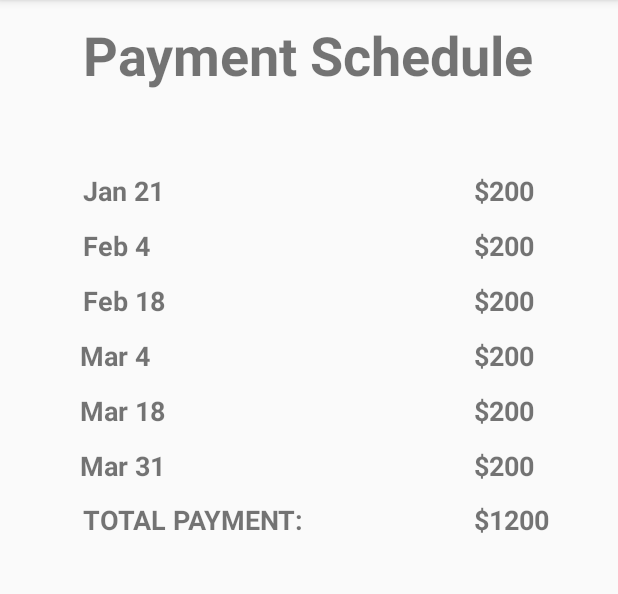
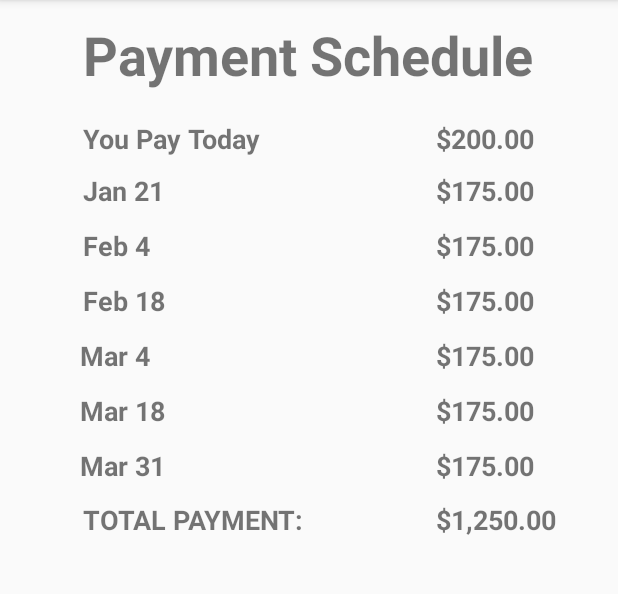
Before and after one commit to violetaria/FlyAway, an Android app: the PaymentSummary screen opened directly, with no data from a screen before it, after a tap on "View Payment Schedule", on a phone screen of 412 x 824 dp, the part 84-678 px from its top. Run offline under Robolectric (Android 15) with nearby library versions, the phone set to English and light mode, and no system bars.

Commit message:
update payment schedule with data from previous screen

```diff
--- a/app/src/main/java/com/flyaway/app/PaymentSchedule.java
+++ b/app/src/main/java/com/flyaway/app/PaymentSchedule.java
@@ -1,13 +1,55 @@
 package com.flyaway.app;
 
+import android.os.Bundle;
 import android.support.v7.app.AppCompatActivity;
-import android.os.Bundle;
+import android.widget.TextView;
+
+import java.text.NumberFormat;
+import java.util.Locale;
 
 public class PaymentSchedule extends AppCompatActivity {
+    TextView tvPayTodayValue;
+    TextView tvPayment1;
+    TextView tvPayment2;
+    TextView tvPayment3;
+    TextView tvPayment4;
+    TextView tvPayment5;
+    TextView tvPayment6;
+    TextView tvTotalPaymentValue;
 
     @Override
     protected void onCreate(Bundle savedInstanceState) {
         super.onCreate(savedInstanceState);
         setContentView(R.layout.activity_payment_schedule);
+        Bundle bundle = getIntent().getExtras();
+        Double weeklyPayment = bundle.getDouble(PaymentSummary.WEEKLY_PAYMEMNT);
+        Double todaysPayment = bundle.getDouble(PaymentSummary.TODAYS_PAYMENT);
+        Double totalPayment = bundle.getDouble(PaymentSummary.TOTAL_PAYMENT);
+
+        NumberFormat format = NumberFormat.getCurrencyInstance(Locale.getDefault());
+
+        tvPayTodayValue = (TextView) findViewById(R.id.tvPayTodayValue);
+        tvPayTodayValue.setText(format.format(todaysPayment));
+
+        tvPayment1 = (TextView) findViewById(R.id.tvPayment1);
+        tvPayment1.setText(format.format(weeklyPayment));
+
+        tvPayment2 = (TextView) findViewById(R.id.tvPayment2);
+        tvPayment2.setText(format.format(weeklyPayment));
+
+        tvPayment3 = (TextView) findViewById(R.id.tvPayment3);
+        tvPayment3.setText(format.format(weeklyPayment));
+
+        tvPayment4 = (TextView) findViewById(R.id.tvPayment4);
+        tvPayment4.setText(format.format(weeklyPayment));
+
+        tvPayment5 = (TextView) findViewById(R.id.tvPayment5);
+        tvPayment5.setText(format.format(weeklyPayment));
+
+        tvPayment6 = (TextView) findViewById(R.id.tvPayment6);
+        tvPayment6.setText(format.format(weeklyPayment));
+
+        tvTotalPaymentValue = (TextView) findViewById(R.id.tvTotalPaymentValue);
+        tvTotalPaymentValue.setText(format.format(totalPayment));
     }
 }
--- a/app/src/main/java/com/flyaway/app/PaymentSummary.java
+++ b/app/src/main/java/com/flyaway/app/PaymentSummary.java
@@ -12,6 +12,11 @@ import java.util.Locale;
 import java.text.NumberFormat;
 
 public class PaymentSummary extends AppCompatActivity {
+    final static String WEEKLY_PAYMEMNT = "WEEKLY_PAYMENT";
+    final static String TODAYS_PAYMENT = "TODAYS_PAYMENT";
+    final static String TOTAL_PAYMENT = "TOTAL_PAYMENT";
+
+
     final static Integer MAX_SEEK_VALUE = 100;
     final static Double MIN_SERVICE_FEE = 200.00;
     Button addCardBtn;
@@ -20,6 +25,8 @@ public class PaymentSummary extends AppCompatActivity {
     TextView tvWeeklyPayments;
     TextView tvViewPaymentSchedule;
     Double totalPayment;
+    Double payTodayValue;
+    Double weeklyPayment;
 
     @Override
     protected void onCreate(Bundle savedInstanceState) {
@@ -27,13 +34,18 @@ public class PaymentSummary extends AppCompatActivity {
         setContentView(R.layout.activity_payment_summary);
 
         // TODO - get total payment from calling activity
-        totalPayment = 1200.00;
+        totalPayment = 1250.00;
+        payTodayValue = 200.00;
+        weeklyPayment = (totalPayment - payTodayValue) / 6;
 
-        tvViewPaymentSchedule = (TextView)findViewById(R.id.tvViewPaymentSchedule);
+        tvViewPaymentSchedule = (TextView)findViewById(R.id.tvPayment3);
         tvViewPaymentSchedule.setOnClickListener(new View.OnClickListener(){
             @Override
             public void onClick(View view) {
                 Intent intent = new Intent(getApplicationContext(), PaymentSchedule.class);
+                intent.putExtra(WEEKLY_PAYMEMNT, weeklyPayment);
+                intent.putExtra(TODAYS_PAYMENT, payTodayValue);
+                intent.putExtra(TOTAL_PAYMENT, totalPayment);
                 startActivity(intent);
             }
         });
@@ -47,7 +59,7 @@ public class PaymentSummary extends AppCompatActivity {
             }
         });
 
-        tvDueToday = (TextView)findViewById(R.id.tvDueToday);
+        tvDueToday = (TextView)findViewById(R.id.tvDate5);
         tvWeeklyPayments = (TextView)findViewById(R.id.tvWeeklyPayments);
         seekBar = (SeekBar)findViewById(R.id.seekBar);
         seekBar.setMax(MAX_SEEK_VALUE);
@@ -64,10 +76,10 @@ public class PaymentSummary extends AppCompatActivity {
             @Override
             public void onProgressChanged(SeekBar seekBar, int progress, boolean fromUser) {
                 NumberFormat format = NumberFormat.getCurrencyInstance(Locale.getDefault());
-                Double payTodayValue = MIN_SERVICE_FEE + (progress * 300.00) / 100.00;
+                payTodayValue = MIN_SERVICE_FEE + (progress * 300.00) / 100.00;
                 tvDueToday.setText(format.format(payTodayValue) + " Due Today");
 
-                Double weeklyPayment = (totalPayment - payTodayValue) / 6;
+                weeklyPayment = (totalPayment - payTodayValue) / 6;
                 tvWeeklyPayments.setText(format.format(weeklyPayment) + " Every Other Week");
 
             }
--- a/app/src/main/res/layout/activity_payment_schedule.xml
+++ b/app/src/main/res/layout/activity_payment_schedule.xml
@@ -7,7 +7,15 @@
     tools:context="com.flyaway.app.PaymentSchedule">
 
     <TextView
-        android:id="@+id/textView3"
+        android:id="@+id/tvPayTodayValue"
+        android:layout_width="wrap_content"
+        android:layout_height="wrap_content"
+        android:layout_above="@+id/tvPayment1"
+        android:layout_alignEnd="@+id/tvPaymentSchedule"
+        android:layout_alignTop="@+id/tvPayToday" android:text="$500"
+        android:textSize="18sp" android:textStyle="bold"/>
+    <TextView
+        android:id="@+id/tvPaymentSchedule"
         android:layout_width="wrap_content"
         android:layout_height="wrap_content"
         android:text="Payment Schedule"
@@ -19,154 +27,161 @@
         android:layout_marginTop="12dp" />
 
     <TextView
-        android:id="@+id/textView4"
+        android:id="@+id/tvDate1"
         android:layout_width="wrap_content"
         android:layout_height="wrap_content"
         android:text="Jan 21"
         android:textSize="18sp"
         android:textStyle="bold"
         android:layout_marginTop="54dp"
-        android:layout_below="@+id/textView3"
-        android:layout_alignStart="@+id/textView9" />
+        android:layout_below="@+id/tvPaymentSchedule" android:layout_alignStart="@+id/tvDate2"/>
 
     <TextView
-        android:id="@+id/textView6"
+        android:id="@+id/tvPayment1"
         android:layout_width="wrap_content"
         android:layout_height="wrap_content"
-        android:layout_alignBaseline="@+id/textView4"
-        android:layout_alignBottom="@+id/textView4"
-        android:layout_alignEnd="@+id/textView3"
+        android:layout_alignBaseline="@+id/tvDate1"
+        android:layout_alignBottom="@+id/tvDate1"
+        android:layout_alignEnd="@+id/tvPaymentSchedule"
         android:text="$200"
         android:textSize="18sp"
         android:textStyle="bold" />
 
     <TextView
-        android:id="@+id/textView9"
+        android:id="@+id/tvDate2"
         android:layout_width="wrap_content"
         android:layout_height="wrap_content"
-        android:layout_alignStart="@+id/textView10"
-        android:layout_below="@+id/textView4"
+        android:layout_alignStart="@+id/tvDate3"
+        android:layout_below="@+id/tvDate1"
         android:layout_marginTop="12dp"
         android:text="Feb 4"
         android:textSize="18sp"
         android:textStyle="bold" />
 
     <TextView
-        android:id="@+id/textView10"
+        android:id="@+id/tvDate3"
         android:layout_width="wrap_content"
         android:layout_height="wrap_content"
-        android:layout_alignStart="@+id/textView3"
-        android:layout_below="@+id/textView9"
+        android:layout_alignStart="@+id/tvPaymentSchedule"
+        android:layout_below="@+id/tvDate2"
         android:layout_marginTop="12dp"
         android:text="Feb 18"
         android:textSize="18sp"
         android:textStyle="bold" />
 
     <TextView
-        android:id="@+id/textView11"
+        android:id="@+id/tvDate4"
         android:layout_width="wrap_content"
         android:layout_height="wrap_content"
-        android:layout_alignEnd="@+id/textView9"
-        android:layout_below="@+id/textView10"
+        android:layout_alignEnd="@+id/tvDate2"
+        android:layout_below="@+id/tvDate3"
         android:layout_marginTop="12dp"
         android:text="Mar 4"
         android:textSize="18sp"
         android:textStyle="bold" />
 
     <TextView
-        android:id="@+id/tvDueToday"
+        android:id="@+id/tvDate5"
         android:layout_width="wrap_content"
         android:layout_height="wrap_content"
-        android:layout_alignStart="@+id/textView11"
-        android:layout_below="@+id/textView11"
+        android:layout_alignStart="@+id/tvDate4"
+        android:layout_below="@+id/tvDate4"
         android:layout_marginTop="12dp"
         android:text="Mar 18"
         android:textSize="18sp"
         android:textStyle="bold" />
 
     <TextView
-        android:id="@+id/textView13"
+        android:id="@+id/tvPayment2"
         android:layout_width="wrap_content"
         android:layout_height="wrap_content"
-        android:layout_alignStart="@+id/textView6"
-        android:layout_alignTop="@+id/textView9"
+        android:layout_alignStart="@+id/tvPayment1"
+        android:layout_alignTop="@+id/tvDate2"
         android:text="$200"
         android:textSize="18sp"
         android:textStyle="bold" />
 
     <TextView
-        android:id="@+id/tvViewPaymentSchedule"
+        android:id="@+id/tvPayment3"
         android:layout_width="wrap_content"
         android:layout_height="wrap_content"
-        android:layout_alignBaseline="@+id/textView10"
-        android:layout_alignBottom="@+id/textView10"
-        android:layout_alignStart="@+id/textView13"
+        android:layout_alignBaseline="@+id/tvDate3"
+        android:layout_alignBottom="@+id/tvDate3"
+        android:layout_alignStart="@+id/tvPayment2"
         android:text="$200"
         android:textSize="18sp"
         android:textStyle="bold" />
 
     <TextView
-        android:id="@+id/textView16"
+        android:id="@+id/tvPayment4"
         android:layout_width="wrap_content"
         android:layout_height="wrap_content"
-        android:layout_alignBaseline="@+id/textView11"
-        android:layout_alignBottom="@+id/textView11"
-        android:layout_alignEnd="@+id/tvViewPaymentSchedule"
+        android:layout_alignBaseline="@+id/tvDate4"
+        android:layout_alignBottom="@+id/tvDate4"
+        android:layout_alignEnd="@+id/tvPayment3"
         android:text="$200"
         android:textSize="18sp"
         android:textStyle="bold" />
 
     <TextView
-        android:id="@+id/textView17"
+        android:id="@+id/tvPayment5"
         android:layout_width="wrap_content"
         android:layout_height="wrap_content"
-        android:layout_alignBaseline="@+id/tvDueToday"
-        android:layout_alignBottom="@+id/tvDueToday"
-        android:layout_alignStart="@+id/textView16"
+        android:layout_alignBaseline="@+id/tvDate5"
+        android:layout_alignBottom="@+id/tvDate5"
+        android:layout_alignStart="@+id/tvPayment4"
         android:text="$200"
         android:textSize="18sp"
         android:textStyle="bold" />
 
     <TextView
-        android:id="@+id/textView22"
+        android:id="@+id/tvDate6"
         android:layout_width="wrap_content"
         android:layout_height="wrap_content"
-        android:layout_alignStart="@+id/tvDueToday"
-        android:layout_below="@+id/tvDueToday"
+        android:layout_alignStart="@+id/tvDate5"
+        android:layout_below="@+id/tvDate5"
         android:layout_marginTop="12dp"
         android:text="Mar 31"
         android:textSize="18sp"
         android:textStyle="bold" />
 
     <TextView
-        android:id="@+id/textView24"
+        android:id="@+id/tvPayment6"
         android:layout_width="wrap_content"
         android:layout_height="wrap_content"
-        android:layout_alignBottom="@+id/textView22"
-        android:layout_alignEnd="@+id/textView17"
+        android:layout_alignBottom="@+id/tvDate6"
+        android:layout_alignEnd="@+id/tvPayment5"
         android:text="$200"
         android:textSize="18sp"
         android:textStyle="bold" />
 
     <TextView
-        android:id="@+id/textView25"
+        android:id="@+id/tvTotalPayment"
         android:layout_width="wrap_content"
         android:layout_height="wrap_content"
-        android:layout_alignStart="@+id/textView10"
-        android:layout_below="@+id/tvDueToday"
+        android:layout_alignStart="@+id/tvDate3"
+        android:layout_below="@+id/tvDate5"
         android:layout_marginTop="48dp"
         android:text="TOTAL PAYMENT:"
         android:textSize="18sp"
-        android:textStyle="bold" />
+        android:textStyle="bold"/>
 
     <TextView
-        android:id="@+id/textView27"
+        android:id="@+id/tvTotalPaymentValue"
         android:layout_width="wrap_content"
         android:layout_height="wrap_content"
-        android:layout_alignBottom="@+id/textView25"
-        android:layout_alignStart="@+id/textView24"
-        android:text="$1200"
-        android:textSize="18sp"
-        android:textStyle="bold" />
+        android:layout_alignBottom="@+id/tvTotalPaymentValue"
+        android:layout_alignStart="@+id/tvPayment6"
+        android:layout_alignTop="@+id/tvTotalPayment"
+        android:layout_below="@+id/tvPayment6"
+        android:text="$1200" android:textSize="18sp"
+        android:textStyle="bold"/>
+    <TextView
+        android:id="@+id/tvPayToday"
+        android:layout_width="wrap_content"
+        android:layout_height="wrap_content" android:layout_above="@+id/tvPayment1"
+        android:layout_alignLeft="@+id/tvPaymentSchedule" android:layout_alignStart="@+id/tvDate1"
+        android:layout_marginBottom="10dp"
+        android:text="@string/pay_today" android:textSize="18sp" android:textStyle="bold"/>
 
 </RelativeLayout>
--- a/app/src/main/res/layout/activity_payment_summary.xml
+++ b/app/src/main/res/layout/activity_payment_summary.xml
@@ -7,36 +7,36 @@
     tools:context="com.flyaway.app.PaymentSummary">
 
     <TextView
-        android:id="@+id/textView17"
+        android:id="@+id/tvPayment5"
         android:layout_width="wrap_content"
         android:layout_height="wrap_content"
-        android:layout_below="@+id/textView11"
+        android:layout_below="@+id/tvDate4"
         android:layout_marginTop="12dp"
         android:layout_toEndOf="@+id/textView7"
         android:text="200"
         android:textSize="10sp" />
 
     <TextView
-        android:id="@+id/textView10"
+        android:id="@+id/tvDate3"
         android:layout_width="wrap_content"
         android:layout_height="wrap_content"
-        android:layout_above="@+id/textView6"
+        android:layout_above="@+id/tvPayment1"
         android:layout_alignParentEnd="true"
         android:layout_marginEnd="80dp"
-        android:text="$1,200.00"
+        android:text="$1,250.00"
         android:textSize="18sp"/>
 
     <TextView
-        android:id="@+id/textView9"
+        android:id="@+id/tvDate2"
         android:layout_width="wrap_content"
         android:layout_height="wrap_content"
-        android:layout_alignBottom="@+id/textView6"
-        android:layout_alignEnd="@+id/textView10"
+        android:layout_alignBottom="@+id/tvPayment1"
+        android:layout_alignEnd="@+id/tvDate3"
         android:text="$200.00"
         android:textSize="18sp" />
 
     <TextView
-        android:id="@+id/textView3"
+        android:id="@+id/tvPaymentSchedule"
         android:layout_width="wrap_content"
         android:layout_height="wrap_content"
         android:text="Payment Summary"
@@ -52,11 +52,11 @@
         android:layout_marginTop="21dp"
         android:text="Ticket"
         android:textSize="18sp"
-        android:layout_below="@+id/textView3"
-        android:layout_toStartOf="@+id/textView3" />
+        android:layout_below="@+id/tvPaymentSchedule"
+        android:layout_toStartOf="@+id/tvPaymentSchedule" />
 
     <TextView
-        android:id="@+id/textView6"
+        android:id="@+id/tvPayment1"
         android:layout_width="wrap_content"
         android:layout_height="wrap_content"
         android:layout_marginTop="13dp"
@@ -69,8 +69,8 @@
         android:id="@+id/textView7"
         android:layout_width="wrap_content"
         android:layout_height="wrap_content"
-        android:layout_alignStart="@+id/textView6"
-        android:layout_below="@+id/textView6"
+        android:layout_alignStart="@+id/tvPayment1"
+        android:layout_below="@+id/tvPayment1"
         android:layout_marginTop="13dp"
         android:text="Total"
         android:textSize="18sp" />
@@ -80,12 +80,12 @@
         android:layout_width="wrap_content"
         android:layout_height="wrap_content"
         android:layout_alignBottom="@+id/textView7"
-        android:layout_alignStart="@+id/textView10"
-        android:text="$1,400.00"
+        android:layout_alignStart="@+id/tvDate3"
+        android:text="$1,450.00"
         android:textSize="18sp"/>
 
     <TextView
-        android:id="@+id/textView11"
+        android:id="@+id/tvDate4"
         android:layout_width="wrap_content"
         android:layout_height="wrap_content"
         android:layout_marginTop="38dp"
@@ -98,15 +98,15 @@
         android:id="@+id/seekBar"
         android:layout_width="wrap_content"
         android:layout_height="wrap_content"
-        android:layout_alignEnd="@+id/textView3"
-        android:layout_below="@+id/textView16"
+        android:layout_alignEnd="@+id/tvPaymentSchedule"
+        android:layout_below="@+id/tvPayment4"
         android:layout_toEndOf="@+id/textView5"
         android:contextClickable="true"
         android:max="500"
         android:maxHeight="10dp" android:minHeight="5dp"/>
 
     <TextView
-        android:id="@+id/tvDueToday"
+        android:id="@+id/tvDate5"
         android:layout_width="wrap_content"
         android:layout_height="wrap_content"
         android:layout_below="@+id/seekBar"
@@ -121,7 +121,7 @@
         android:layout_height="wrap_content"
         android:text="$250.00 every other week"
         android:textSize="18sp"
-        android:layout_above="@+id/tvViewPaymentSchedule"
+        android:layout_above="@+id/tvPayment3"
         android:layout_alignStart="@+id/seekBar"
         android:layout_marginBottom="30dp" />
 
@@ -135,24 +135,24 @@
         android:layout_centerHorizontal="true" />
 
     <TextView
-        android:id="@+id/tvViewPaymentSchedule"
+        android:id="@+id/tvPayment3"
         android:layout_width="wrap_content"
         android:layout_height="wrap_content"
         android:layout_above="@+id/button2"
-        android:layout_alignEnd="@+id/tvDueToday"
+        android:layout_alignEnd="@+id/tvDate5"
         android:layout_marginBottom="13dp"
         android:text="View Payment Schedule"
         android:textColorLink="@android:color/darker_gray"
         android:textSize="16sp" />
 
     <TextView
-        android:id="@+id/textView16"
+        android:id="@+id/tvPayment4"
         android:layout_width="wrap_content"
         android:layout_height="wrap_content"
         android:text="500"
         android:textSize="10sp"
-        android:layout_alignBaseline="@+id/textView17"
-        android:layout_alignBottom="@+id/textView17"
+        android:layout_alignBaseline="@+id/tvPayment5"
+        android:layout_alignBottom="@+id/tvPayment5"
         android:layout_alignEnd="@+id/tvWeeklyPayments" />
 
 
--- a/app/src/main/res/values/strings.xml
+++ b/app/src/main/res/values/strings.xml
@@ -4,4 +4,5 @@
     <string name="to">To</string>
     <string name="from">From</string>
     <string name="search">Search</string>
+    <string name="pay_today">You Pay Today</string>
 </resources>
```
